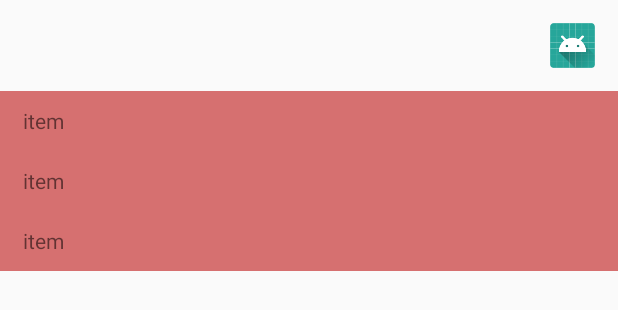
After one commit to hezihaog/ShrinkLayout, an Android app: the layout item_list_view.xml on its own in the app's theme, with its tools: preview values and no code run, on a phone screen of 412 x 824 dp. The commit adds this screen. Shown: the top 310 px of the screen. Run offline under Robolectric (Android 15) with nearby library versions, the phone set to English and light mode, and no system bars.

Commit message:
添加rv中。

```diff
--- a/app/build.gradle
+++ b/app/build.gradle
@@ -25,4 +25,6 @@ dependencies {
     testImplementation 'junit:junit:4.12'
     androidTestImplementation 'com.android.support.test:runner:1.0.2'
     androidTestImplementation 'com.android.support.test.espresso:espresso-core:3.0.2'
+    //recycler view 多type库
+    api 'me.drakeet.multitype:multitype:3.4.4'
 }
--- a/app/src/main/java/com/github/wally/custom/ShrinkLayout.java
+++ b/app/src/main/java/com/github/wally/custom/ShrinkLayout.java
@@ -78,7 +78,7 @@ public class ShrinkLayout extends FrameLayout {
 
     private void ChangeHeight(int originHeight, int targetHeight) {
         ValueAnimator animator = ValueAnimator.ofInt(originHeight, targetHeight);
-        animator.setDuration(550);
+        animator.setDuration(450);
         animator.setInterpolator(new AccelerateDecelerateInterpolator());
         animator.addUpdateListener(new ValueAnimator.AnimatorUpdateListener() {
             @Override
--- /dev/null
+++ b/app/src/main/res/layout/item_list_view.xml
@@ -0,0 +1,45 @@
+<?xml version="1.0" encoding="utf-8"?>
+<RelativeLayout xmlns:android="http://schemas.android.com/apk/res/android"
+    android:layout_width="match_parent"
+    android:layout_height="wrap_content">
+
+    <LinearLayout
+        android:layout_width="match_parent"
+        android:layout_height="wrap_content"
+        android:orientation="vertical">
+
+        <ImageView
+            android:id="@+id/shrink_btn"
+            android:layout_width="30dp"
+            android:layout_height="30dp"
+            android:layout_gravity="right"
+            android:layout_margin="15dp"
+            android:src="@mipmap/ic_launcher" />
+
+        <com.github.wally.custom.ShrinkLayout
+            android:id="@+id/shrink_layout"
+            android:layout_width="match_parent"
+            android:layout_height="wrap_content"
+            android:background="#99909090">
+
+            <LinearLayout
+                android:layout_width="match_parent"
+                android:layout_height="match_parent"
+                android:background="#66FF0000"
+                android:orientation="vertical">
+
+                <include
+                    android:id="@+id/msg_one"
+                    layout="@layout/item_msg" />
+
+                <include
+                    android:id="@+id/msg_two"
+                    layout="@layout/item_msg" />
+
+                <include
+                    android:id="@+id/msg_third"
+                    layout="@layout/item_msg" />
+            </LinearLayout>
+        </com.github.wally.custom.ShrinkLayout>
+    </LinearLayout>
+</RelativeLayout>
--- a/app/src/main/res/layout/item_view.xml
+++ b/app/src/main/res/layout/item_msg.xml
@@ -1,10 +1,8 @@
 <?xml version="1.0" encoding="utf-8"?>
 <TextView xmlns:android="http://schemas.android.com/apk/res/android"
-    xmlns:tools="http://schemas.android.com/tools"
     android:layout_width="match_parent"
     android:layout_height="40dp"
     android:gravity="center_vertical"
     android:paddingLeft="15dp"
     android:text="item"
-    android:textSize="14sp"
-    tools:showIn="@layout/activity_main" />
+    android:textSize="14sp" />
```
Also changed, not shown: app/src/main/java/com/github/wally/custom/MainActivity.java (+29 -26 lines), app/src/main/java/com/github/wally/custom/viewprovider/Msg.java (added, +21 -0 lines), app/src/main/java/com/github/wally/custom/viewprovider/MsgViewBinder.java (added, +77 -0 lines), app/src/main/res/layout/activity_main.xml (+3 -32 lines).
